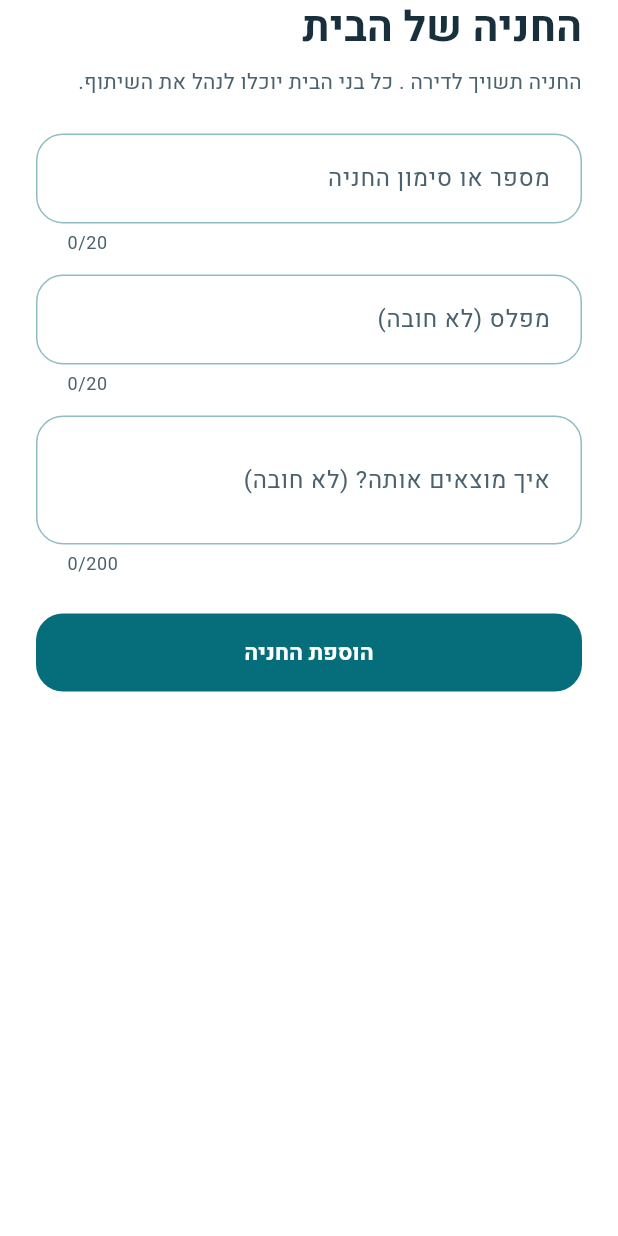
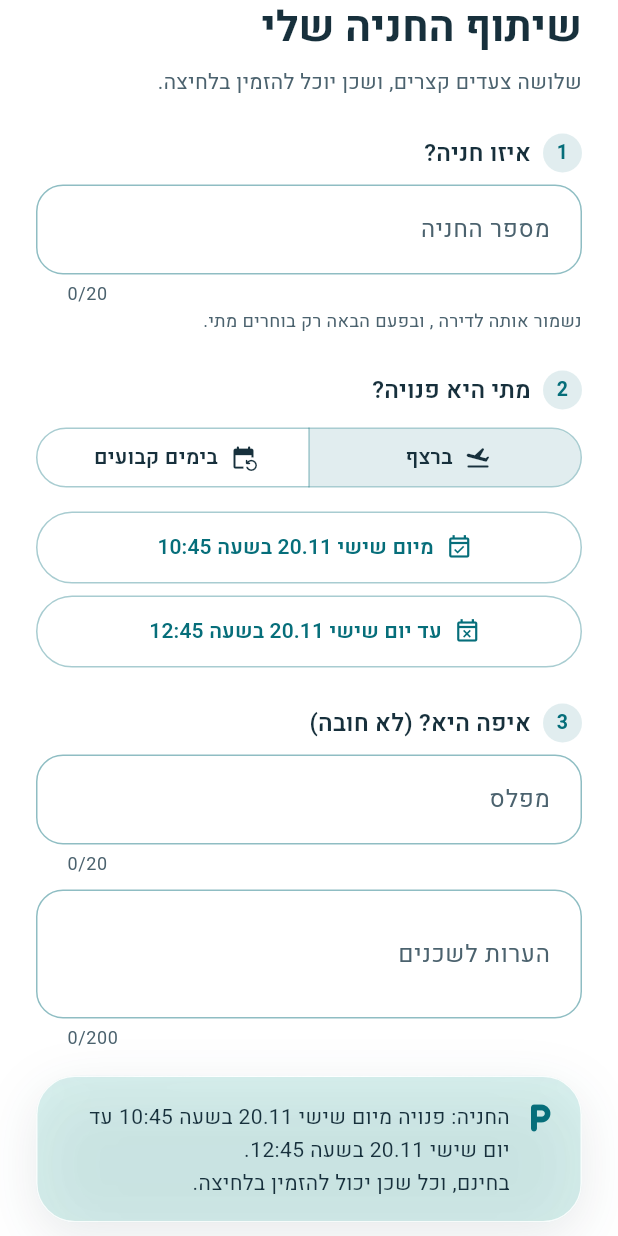
Before and after one commit to matan20102/shacheni, a Flutter app: the ParkingEditor widget shown alone on an empty page, opened directly with empty values, on a phone screen of 412 x 824 dp. Run offline on Flutter 3.47's test engine with Material 3 defaults, Android fonts, the phone set to English and light mode, and no system bars; our stand-ins replace qr_flutter, scrollable_positioned_list, shared_preferences, supabase_flutter; accounts and stored records are empty.

Commit message:
Share a parking space in one step
One button, "share my parking", adds the space (when it is new) and
publishes when it is free in the same form. A saved space is picked by
default next time. addSpace now returns the new space id so the two
happen together, and a retry after a failed publish reuses the space.

Co-Authored-By: Claude Opus 5.5 <noreply@anthropic.com>
Claude-Session: https://claude.ai/code/session_01VzQeDjEhTshXN6s8rNivbq

```diff
--- a/app/lib/data/building/local_parking_repository.dart
+++ b/app/lib/data/building/local_parking_repository.dart
@@ -70,7 +70,7 @@ class LocalParkingRepository implements ParkingRepository {
   }
 
   @override
-  Future<void> addSpace(
+  Future<String> addSpace(
     String buildingId,
     String label,
     String level,
@@ -95,6 +95,7 @@ class LocalParkingRepository implements ParkingRepository {
         notes: notes.trim(),
       ),
     );
+    return id;
   }
 
   bool _labelTaken(String buildingId, String label, {String? except}) =>
--- a/app/lib/features/building/parking_screen.dart
+++ b/app/lib/features/building/parking_screen.dart
@@ -205,13 +205,7 @@ class _ParkingScreenState extends State<ParkingScreen>
     );
     if (saved == true && mounted) {
       setState(() => section = 1);
-      _message(
-        space == null
-            ? 'החניה נוספה לדירה'
-            : details
-            ? 'פרטי החניה עודכנו'
-            : 'הזמינות פורסמה לשכנים',
-      );
+      _message(details ? 'פרטי החניה עודכנו' : 'החניה פורסמה לשכנים');
     }
   }
 
@@ -304,14 +298,11 @@ class _ParkingScreenState extends State<ParkingScreen>
               style: TextStyle(color: context.glass.muted),
             ),
             const SizedBox(height: Space.m),
-            Align(
-              alignment: AlignmentDirectional.centerStart,
-              child: TextButton.icon(
-                key: const Key('parking-add'),
-                onPressed: model.saving ? null : () => _editor(),
-                icon: const Icon(Icons.add_circle_outline_rounded),
-                label: const Text('הוספת חניה לדירה'),
-              ),
+            FilledButton.icon(
+              key: const Key('parking-share'),
+              onPressed: model.saving || model.loading ? null : () => _editor(),
+              icon: const Icon(Icons.local_parking_rounded),
+              label: const Text('שיתוף החניה שלי'),
             ),
             const SizedBox(height: Space.m),
             Wrap(
@@ -465,7 +456,7 @@ class _ParkingScreenState extends State<ParkingScreen>
                     Text(
                       [
                         'כששכן ישתף חניה, אפשר יהיה להזמין אותה כאן.',
-                        'מוסיפים חניה פעם אחת. כל בני הבית יוכלו לשתף אותה כשהיא פנויה.',
+                        'לוחצים ״שיתוף החניה שלי״, בוחרים מתי היא פנויה, וזהו. החניה נשמרת לכל בני הבית.',
                         'חניה שהזמנת תופיע כאן עם השעות והמיקום.',
                         'שיתופים והזמנות שהסתיימו או בוטלו יופיעו כאן.',
                       ][section],
@@ -601,6 +592,7 @@ class ParkingEditor extends StatefulWidget {
   final ParkingSpace? space;
 
   /// Edits the space itself instead of publishing a window for it.
+  /// Otherwise the editor shares a space, adding it first when it is new.
   final bool details;
   @override
   State<ParkingEditor> createState() => _ParkingEditorState();
@@ -608,10 +600,29 @@ class ParkingEditor extends StatefulWidget {
 
 class _ParkingEditorState extends State<ParkingEditor> {
   final form = GlobalKey<FormState>();
+
+  /// The household's spaces, to pick which one is being shared.
+  late final List<ParkingSpace> spaces = widget.model.snapshot.spaces;
+
+  /// The space being shared; null means a new one, typed in below.
+  late ParkingSpace? chosen =
+      widget.space ?? (spaces.isEmpty ? null : spaces.first);
+
+  /// Set once a new space was saved, so a retry after a failed publish
+  /// shares it instead of adding it twice.
+  String? createdId;
+
   late final label = TextEditingController(text: widget.space?.label ?? ''),
-      level = TextEditingController(text: widget.space?.level ?? ''),
-      notes = TextEditingController(text: widget.space?.notes ?? '');
-  bool get describing => widget.space == null || widget.details;
+      level = TextEditingController(text: chosen?.level ?? ''),
+      notes = TextEditingController(text: chosen?.notes ?? '');
+  bool get describing => widget.details;
+
+  void _choose(ParkingSpace? space) => setState(() {
+    chosen = space;
+    level.text = space?.level ?? '';
+    notes.text = space?.notes ?? '';
+    error = null;
+  });
 
   /// false: one continuous stretch (start to end, may span days).
   /// true: the same hours on chosen weekdays, for a number of weeks.
@@ -724,9 +735,9 @@ class _ParkingEditorState extends State<ParkingEditor> {
   }
 
   bool get _spaceDetailsChanged =>
-      widget.space != null &&
-      (level.text.trim() != widget.space!.level ||
-          notes.text.trim() != widget.space!.notes);
+      chosen != null &&
+      (level.text.trim() != chosen!.level ||
+          notes.text.trim() != chosen!.notes);
 
   Future<void> _save() async {
     if (saving || !form.currentState!.validate()) return;
@@ -757,14 +768,7 @@ class _ParkingEditorState extends State<ParkingEditor> {
       error = null;
     });
     final ok = await widget.model.run(
-      () => widget.space == null
-          ? widget.model.repository.addSpace(
-              widget.model.buildingId,
-              label.text,
-              level.text,
-              notes.text,
-            )
-          : widget.details
+      () => widget.details
           ? widget.model.repository.updateSpace(
               widget.space!.id,
               label.text,
@@ -784,19 +788,33 @@ class _ParkingEditorState extends State<ParkingEditor> {
     }
   }
 
-  /// Saves changed "where is it" notes on the space, then publishes.
+  /// One action: adds the space if it is new (or saves changed "where is
+  /// it" notes on an existing one), then publishes when it is free.
   Future<void> _publish() async {
     final repo = widget.model.repository;
-    final space = widget.space!;
-    if (_spaceDetailsChanged) {
-      await repo.updateSpace(space.id, space.label, level.text, notes.text);
+    final space = chosen;
+    final String id;
+    if (space != null) {
+      id = space.id;
+      if (_spaceDetailsChanged) {
+        await repo.updateSpace(id, space.label, level.text, notes.text);
+      }
+    } else {
+      id = createdId ??= await repo.addSpace(
+        widget.model.buildingId,
+        label.text,
+        level.text,
+        notes.text,
+      );
     }
     if (regular) {
-      await repo.publishSeries(space.id, _windows());
+      await repo.publishSeries(id, _windows());
     } else {
-      await repo.publish(space.id, start, end);
+      await repo.publish(id, start, end);
     }
   }
+
+  String get _spaceName => chosen?.label ?? label.text.trim();
 
   Widget _step(int n, String title) => Padding(
     padding: const EdgeInsets.only(bottom: Space.s),
@@ -812,7 +830,9 @@ class _ParkingEditorState extends State<ParkingEditor> {
           ),
         ),
         const SizedBox(width: Space.s),
-        Text(title, style: Theme.of(context).textTheme.titleMedium),
+        Expanded(
+          child: Text(title, style: Theme.of(context).textTheme.titleMedium),
+        ),
       ],
     ),
   );
@@ -828,18 +848,16 @@ class _ParkingEditorState extends State<ParkingEditor> {
           crossAxisAlignment: CrossAxisAlignment.stretch,
           children: [
             Text(
-              widget.space == null
-                  ? 'החניה של הבית'
-                  : widget.details
+              widget.details
                   ? 'פרטי חניה ${widget.space!.label}'
-                  : 'משתפים את חניה ${widget.space!.label}',
+                  : 'שיתוף החניה שלי',
               style: Theme.of(context).textTheme.headlineMedium,
             ),
             const SizedBox(height: Space.s),
             Text(
-              widget.space == null
-                  ? 'החניה תשויך לדירה ${widget.apartment}. כל בני הבית יוכלו לנהל את השיתוף.'
-                  : 'בוחרים מתי, מוסיפים איפה, ומפרסמים. השכנים יראו את החניה בלשונית ״פנויות״.',
+              widget.details
+                  ? 'החניה שייכת לדירה ${widget.apartment}. כל בני הבית יכולים לשתף אותה.'
+                  : 'שלושה צעדים קצרים, ושכן יוכל להזמין בלחיצה.',
               style: TextStyle(color: context.glass.muted),
             ),
             const SizedBox(height: Space.xxl),
@@ -881,7 +899,50 @@ class _ParkingEditorState extends State<ParkingEditor> {
                 ),
               ),
             ] else ...[
-              _step(1, 'מתי החניה פנויה?'),
+              _step(1, 'איזו חניה?'),
+              if (spaces.isNotEmpty && createdId == null)
+                Wrap(
+                  spacing: 8,
+                  runSpacing: 4,
+                  children: [
+                    for (final s in spaces)
+                      ChoiceChip(
+                        key: ValueKey('parking-pick-${s.id}'),
+                        selected: chosen?.id == s.id,
+                        onSelected: saving ? null : (_) => _choose(s),
+                        label: Text('חניה ${s.label}'),
+                      ),
+                    ChoiceChip(
+                      key: const Key('parking-pick-new'),
+                      selected: chosen == null,
+                      onSelected: saving ? null : (_) => _choose(null),
+                      label: const Text('חניה אחרת'),
+                    ),
+                  ],
+                ),
+              if (chosen == null) ...[
+                if (spaces.isNotEmpty) const SizedBox(height: Space.m),
+                TextFormField(
+                  key: const Key('parking-label'),
+                  controller: label,
+                  enabled: !saving && createdId == null,
+                  maxLength: 20,
+                  onChanged: (_) => setState(() {}),
+                  decoration: const InputDecoration(
+                    labelText: 'מספר החניה',
+                    hintText: 'למשל 42 או א׳־12',
+                  ),
+                  validator: (v) => v == null || v.trim().isEmpty
+                      ? 'יש להזין את מספר החניה'
+                      : null,
+                ),
+                Text(
+                  'נשמור אותה לדירה ${widget.apartment}, ובפעם הבאה רק בוחרים מתי.',
+                  style: TextStyle(color: context.glass.muted, fontSize: 12),
+                ),
+              ],
+              const SizedBox(height: Space.xxl),
+              _step(2, 'מתי היא פנויה?'),
               SegmentedButton<bool>(
                 key: const Key('parking-mode'),
                 showSelectedIcon: false,
@@ -1015,7 +1076,7 @@ class _ParkingEditorState extends State<ParkingEditor> {
                 ),
               ],
               const SizedBox(height: Space.xxl),
-              _step(2, 'איפה היא? (לא חובה)'),
+              _step(3, 'איפה היא? (לא חובה)'),
               TextFormField(
                 key: const Key('parking-level'),
                 controller: level,
@@ -1053,7 +1114,7 @@ class _ParkingEditorState extends State<ParkingEditor> {
                     const SizedBox(width: Space.s),
                     Expanded(
                       child: Text(
-                        'חניה ${widget.space!.label}: $_summary\nבחינם, וכל שכן יכול להזמין בלחיצה.',
+                        '${_spaceName.isEmpty ? 'החניה' : 'חניה $_spaceName'}: $_summary\nבחינם, וכל שכן יכול להזמין בלחיצה.',
                         style: const TextStyle(height: 1.6),
                       ),
                     ),
@@ -1076,8 +1137,6 @@ class _ParkingEditorState extends State<ParkingEditor> {
               child: Text(
                 saving
                     ? 'שומרים…'
-                    : widget.space == null
-                    ? 'הוספת החניה'
                     : widget.details
                     ? 'שמירת הפרטים'
                     : 'פרסום לשכנים',
@@ -1132,7 +1191,7 @@ class _ParkingPreviewRepository implements ParkingRepository {
     ],
   );
   @override
-  Future<void> addSpace(String b, String l, String level, String notes) async =>
+  Future<String> addSpace(String b, String l, String level, String n) async =>
       throw StateError('תצוגת עיצוב בלבד');
   @override
   Future<void> publish(String id, DateTime start, DateTime end) async =>
```
Also changed, not shown: app/lib/data/building/parking_repository.dart (+7 -6 lines), 2 other files.
